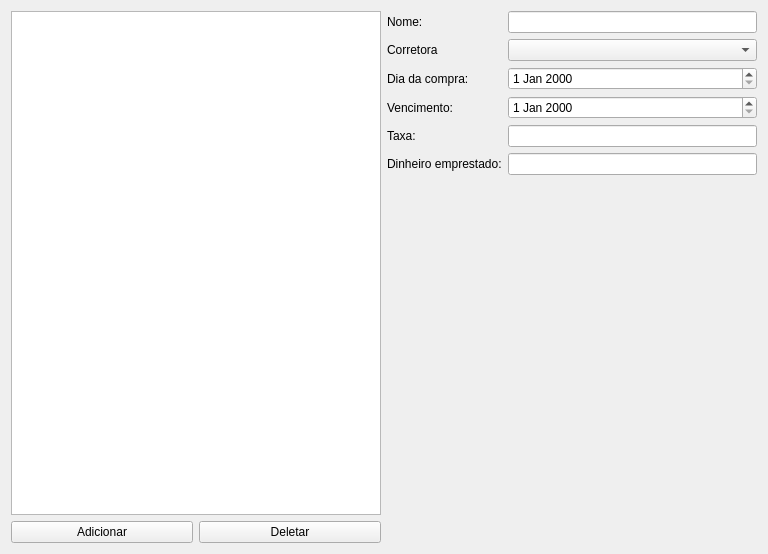
Above: forms/liabilityEditor.ui from gusttav-lang/Financial-Controller before the change. Below: the same form after it.
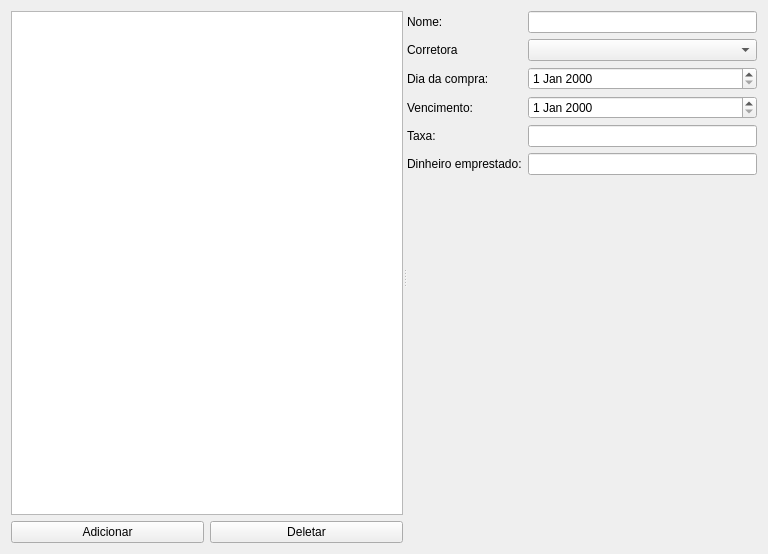
That is the form after the change.

Commit message: adicionado splitter nas interfaces

What changed in the file:
```diff
--- a/forms/liabilityEditor.ui
+++ b/forms/liabilityEditor.ui
@@ -13,8 +13,13 @@
   <property name="windowTitle">
    <string>Brokers</string>
   </property>
-  <layout class="QHBoxLayout" name="horizontalLayout_2">
-   <item>
+  <layout class="QGridLayout" name="gridLayout">
+   <item row="0" column="0">
+    <widget class="QSplitter" name="splitter">
+     <property name="orientation">
+      <enum>Qt::Horizontal</enum>
+     </property>
+     <widget class="QWidget" name="">
     <layout class="QVBoxLayout" name="verticalLayout">
      <item>
       <widget class="QListWidget" name="lw_liabilities_list"/>
@@ -38,8 +43,8 @@
       </layout>
      </item>
     </layout>
-   </item>
-   <item>
+     </widget>
+     <widget class="QWidget" name="">
     <layout class="QFormLayout" name="formLayout">
      <item row="0" column="0">
       <widget class="QLabel" name="label">
@@ -102,6 +107,8 @@
       <widget class="QLineEdit" name="lineEdit_borrowed_money"/>
      </item>
     </layout>
+     </widget>
+    </widget>
    </item>
   </layout>
  </widget>
```
Lines whose indentation alone changed are shown as unchanged. The commit also changes 12 other files.
